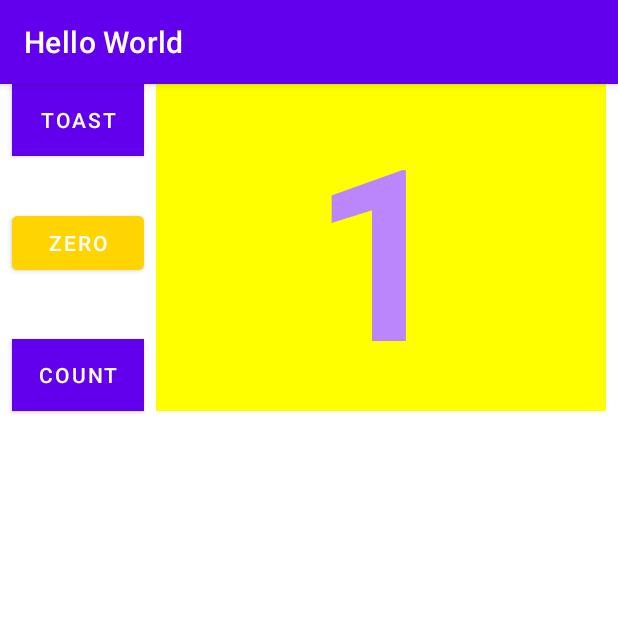
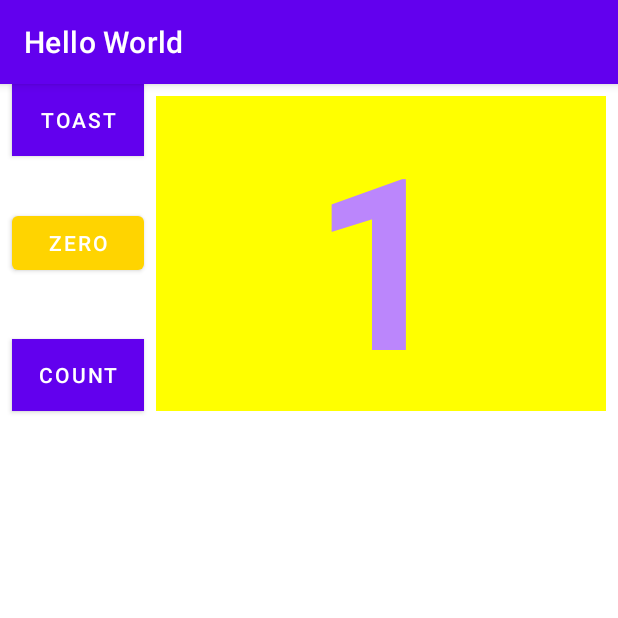
Before and after one commit to zodiacVG/IntelligentMobileDevelopment, an Android app: the screen it shows after launch (MainActivity), after a tap on "COUNT", on a phone screen of 412 x 824 dp, the top half of it. Run offline under Robolectric (Android 15) with nearby library versions, the phone set to English and light mode, and no system bars.

Commit message:
完成全部功能

```diff
--- a/lab2/app/src/main/java/com/example/helloworld/MainActivity.java
+++ b/lab2/app/src/main/java/com/example/helloworld/MainActivity.java
@@ -4,6 +4,7 @@ import android.annotation.SuppressLint;
 import android.os.Bundle;
 import android.util.Log;
 import android.view.View;
+import android.widget.Button;
 import android.widget.TextView;
 import android.widget.Toast;
 
@@ -13,12 +14,15 @@ public class MainActivity extends AppCompatActivity {
 
     private int mCount=0;
     private TextView mShowCount; //把xml里面的textview抓过来
+    private Button mZeroButton;
     @Override
     protected void onCreate(Bundle savedInstanceState) {
         super.onCreate(savedInstanceState);
         setContentView(R.layout.activity_main);
         Log.d("MainActivity", "HelloWorld");
         mShowCount=(TextView)findViewById(R.id.show_count); //拿到了xml文件里面的view，这一步需要在oncreate里面完成
+        mZeroButton=(Button)findViewById(R.id.button_zero);
+        mZeroButton.setBackgroundColor(this.getResources().getColor(R.color.colorButtonPressed));
     }
 
     public void showToast(View view) {
@@ -31,16 +35,18 @@ public class MainActivity extends AppCompatActivity {
         mCount++;
         if (mShowCount != null){
             mShowCount.setText(Integer.toString(mCount)); //textview的settext方法
-            if(mCount % 2==0)
+            if(mCount % 2==0)  //奇偶变换颜色
                 mShowCount.setTextColor(R.color.colorButtonPressed);
             else
-//                mShowCount.setTextColor(R.color.colorPrimary);
-                    mShowCount.setTextColor(this.getResources().getColor(R.color.colorPrimary));
+                mShowCount.setTextColor(this.getResources().getColor(R.color.colorPrimary));
+            if(mCount==1)
+                mZeroButton.setBackgroundColor(this.getResources().getColor(R.color.colorNormal));
         }
 
     }
 
     public void zeroCount(View view) {
+        mZeroButton.setBackgroundColor(this.getResources().getColor(R.color.colorButtonPressed));
         if(mCount==0){
             Toast toast2=Toast.makeText(this,"已经归零了！",Toast.LENGTH_SHORT);
             toast2.show();
--- a/lab2/app/src/main/res/drawable/count_text_color.xml
+++ /dev/null
@@ -1,4 +0,0 @@
-<?xml version="1.0" encoding="utf-8"?>
-<selector xmlns:android="http://schemas.android.com/apk/res/android">
-<item></item>
-</selector>
--- a/lab2/app/src/main/res/layout-land/activity_main.xml
+++ b/lab2/app/src/main/res/layout-land/activity_main.xml
@@ -64,7 +64,6 @@
         android:onClick="showToast"
         android:text="@string/button_label_toast"
         android:textColor="@android:color/white"
-        app:layout_constraintEnd_toStartOf="@id/show_count"
         app:layout_constraintStart_toStartOf="parent"
         app:layout_constraintTop_toTopOf="parent" />
 
@@ -77,6 +76,7 @@
         android:layout_alignParentLeft="true"
         android:layout_marginStart="8dp"
         android:layout_marginLeft="8dp"
+        android:layout_marginTop="8dp"
         android:layout_marginEnd="8dp"
         android:layout_marginRight="8dp"
         android:background="#FFFF00"
@@ -114,6 +114,7 @@
         android:layout_marginStart="8dp"
         android:layout_marginLeft="8dp"
         android:layout_marginTop="82dp"
+        android:onClick="zeroCount"
         android:text="@string/button_label_zero"
         app:layout_constraintStart_toStartOf="parent"
         app:layout_constraintTop_toTopOf="parent" />
--- a/lab2/app/src/main/res/layout/activity_main.xml
+++ b/lab2/app/src/main/res/layout/activity_main.xml
@@ -76,6 +76,7 @@
         android:layout_alignParentLeft="true"
         android:layout_marginStart="8dp"
         android:layout_marginLeft="8dp"
+        android:layout_marginTop="8dp"
         android:layout_marginEnd="8dp"
         android:layout_marginRight="8dp"
         android:background="#FFFF00"
@@ -113,7 +114,6 @@
         android:layout_marginStart="8dp"
         android:layout_marginLeft="8dp"
         android:layout_marginTop="82dp"
-        android:backgroundTint="@drawable/button_colors_selector"
         android:onClick="zeroCount"
         android:text="@string/button_label_zero"
         app:layout_constraintStart_toStartOf="parent"
```
Also changed, not shown: 5 other files.
